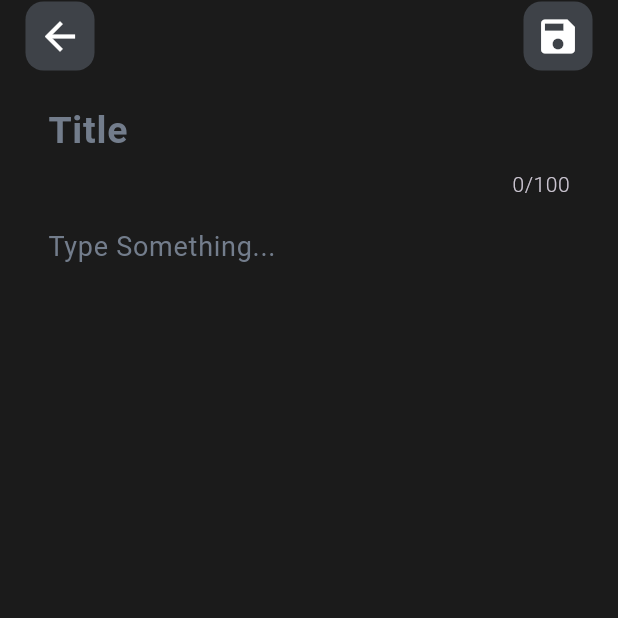
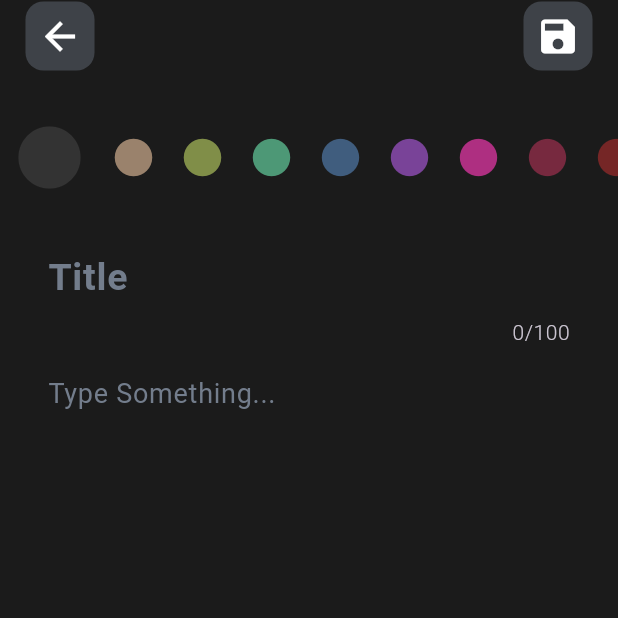
Before and after one commit to JideDavid/JotIt, a Flutter app: the screen it shows after launch, after a tap on the "add" icon, on a phone screen of 412 x 824 dp, the top half of it. Run offline on Flutter 3.47's test engine with Material 3 defaults, Android fonts, the phone set to English and light mode, and no system bars; our stand-ins replace hive, hive_flutter, internet_connection_checker_plus, local_auth; missing offline and left inert: local_auth_android; accounts and stored records are empty; Roboto replaces fonts that are missing (HelveticaNowDisplay).

Commit message:
complete local note storage

```diff
--- a/lib/core/base/app_providers.dart
+++ b/lib/core/base/app_providers.dart
@@ -1,4 +1,5 @@
 import 'package:hive/hive.dart';
+import 'package:jot_it/features/notes/repository/notes_repo.dart';
 import 'package:provider/provider.dart';
 import 'package:provider/single_child_widget.dart';
 import '../../features/auth/repository/auth_repository.dart';
@@ -13,7 +14,7 @@ class AppProviders {
 
   List<SingleChildWidget> get(Box<dynamic> authBox, Box<dynamic> noteBox){
 
-    final localStorage = HiveLocalStorageService(authBox,);
+    final localStorage = HiveLocalStorageService(authBox, noteBox);
     return [
       // core providers --------------------------------------------------
       Provider(create: (_) => MockAuthService()),
@@ -39,8 +40,10 @@ class AppProviders {
       ),
 
       // note providers --------------------------------------------------
+      Provider(create: (context) => NotesRepo(localStorageService: context.read<HiveLocalStorageService>())),
+
       ChangeNotifierProvider(
-        create: (context) => NoteViewModel(),
+        create: (context) => NoteViewModel(notesRepo: context.read<NotesRepo>()),
       ),
 
     ];
--- a/lib/core/constants/colors.dart
+++ b/lib/core/constants/colors.dart
@@ -3,6 +3,18 @@ import 'package:flutter/material.dart';
 class ZColors {
   // Transparent
   static const Color transparent = Colors.transparent;
+
+  // Note colors
+  static const Color noteColor1 = Color(0xff333333);
+  static const Color noteColor2 = Color(0xff9a826c);
+  static const Color noteColor3 = Color(0xff808e48);
+  static const Color noteColor4 = Color(0xff4d9876);
+  static const Color noteColor5 = Color(0xff405d7e);
+  static const Color noteColor6 = Color(0xff794398);
+  static const Color noteColor7 = Color(0xffae2f81);
+  static const Color noteColor8 = Color(0xff77293f);
+  static const Color noteColor9 = Color(0xff752626);
+
 
   // App theme colors
   static const Color defaultNoteColor = Color(0xff333333);
--- a/lib/core/services/local_storage_service.dart
+++ b/lib/core/services/local_storage_service.dart
@@ -1,3 +1,5 @@
+
+import 'package:jot_it/features/notes/model/note.dart';
 
 import '../../features/auth/model/user_model.dart';
 
@@ -10,6 +12,10 @@ abstract class LocalStorageService {
   UserModel? getUser();
   Future<void> deleteUser();
 
+  Future<void> saveNotes(List<Note> notes, String key);
+  List<Note> getNotes(String key);
+  Future<void> deleteNotes( String key );
+
   Future<void> clearAll();
 
   Future<void> saveBiometricEnabled(bool enabled);
--- a/lib/features/notes/model/note_model.dart
+++ b/lib/features/notes/model/note.dart
@@ -1,13 +1,10 @@
-
-import 'dart:ui';
-
 import 'package:hive/hive.dart';
 import '../../../core/constants/colors.dart';
 import '../../../core/constants/z_strings.dart';
-part 'note_model.g.dart';
+part 'note.g.dart';
 
 @HiveType(typeId: ZStrings.noteModelTypeId)
-class NoteModel {
+class Note {
   @HiveField(0)
   final String id;
   @HiveField(1)
@@ -17,13 +14,13 @@ class NoteModel {
   @HiveField(3)
   final DateTime timestamp;
   @HiveField(4)
-  final Color color;
+  final int color;
   @HiveField(5)
   final bool isLocked;
 
 
 
-  NoteModel({
+  Note({
     required this.id,
     required this.title,
     required this.body,
@@ -32,8 +29,8 @@ class NoteModel {
     required this.isLocked,
   });
 
-  factory NoteModel.fromJson(Map<String, dynamic> json) {
-    return NoteModel(
+  factory Note.fromJson(Map<String, dynamic> json) {
+    return Note(
       id: json['id'] ?? '',
       title: json['title'] ?? '',
       body: json['body'] ?? '',
--- /dev/null
+++ b/lib/features/notes/repository/notes_repo.dart
@@ -0,0 +1,19 @@
+import 'package:jot_it/core/services/local_storage_service.dart';
+import 'package:jot_it/features/notes/model/note.dart';
+
+class NotesRepo {
+  final LocalStorageService localStorageService;
+  NotesRepo({required this.localStorageService});
+
+  Future<void> saveNotes(List<Note> notes, String key)async{
+    await localStorageService.saveNotes(notes, key);
+  }
+
+  List<Note> getNotes(String key){
+    return localStorageService.getNotes(key);
+  }
+
+  Future<void> deleteNotes(String key) async{
+    localStorageService.deleteNotes(key);
+  }
+}
--- a/lib/features/notes/view-model/note_view_model.dart
+++ b/lib/features/notes/view-model/note_view_model.dart
@@ -1,80 +1,117 @@
 
 import 'package:flutter/material.dart';
 import 'package:jot_it/core/constants/colors.dart';
-import 'package:jot_it/features/notes/model/note_model.dart';
+import 'package:jot_it/features/notes/model/note.dart';
+import 'package:jot_it/features/notes/repository/notes_repo.dart';
 
 import '../../../core/utils/l_printer.dart';
 import '../../../core/utils/random_id_generator.dart';
 import '../view/note_page.dart';
 
 class NoteViewModel extends ChangeNotifier {
-  final List<NoteModel> _allNotes = [];
-  List<NoteModel> get allNotes => _allNotes;
+  final NotesRepo _notesRepo;
+  NoteViewModel({required NotesRepo notesRepo}) : _notesRepo = notesRepo;
 
-  NoteModel? _openedNote;
-  NoteModel? get openedNote => _openedNote;
+  List<Note> _allNotes = [];
+  List<Note> get allNotes => _allNotes;
+
+  Note? _openedNote;
+  Note? get openedNote => _openedNote;
 
 
   TextEditingController titleController = TextEditingController();
   TextEditingController bodyController = TextEditingController();
+  final List<Color> _colors = [
+    ZColors.noteColor1,
+    ZColors.noteColor2,
+    ZColors.noteColor3,
+    ZColors.noteColor4,
+    ZColors.noteColor5,
+    ZColors.noteColor6,
+    ZColors.noteColor7,
+    ZColors.noteColor8,
+    ZColors.noteColor9,
+  ];
+  List<Color> get colors => _colors;
 
+  int _selectedColor = 0;
+  int get selectedColor => _selectedColor;
 
-  void openNote(BuildContext context, NoteModel? note){
+  void selectColor(int index){
+   _selectedColor = index;
+   notifyListeners();
+  }
+
+  void setColor(){
+    if (_openedNote == null) {
+      _selectedColor = 0;
+      notifyListeners();
+    } else {
+      _selectedColor = _openedNote!.color;
+      notifyListeners();
+    }
+
+  }
+
+  void openNote(BuildContext context, Note? note){
     _openedNote = note;
     titleController.text = note?.title ?? '';
     bodyController.text = note?.body ?? '';
+    setColor();
     notifyListeners();
     ZPrint('note opened');
     Navigator.push(context, MaterialPageRoute(builder: (context) => NotePage()));
   }
 
-  void saveNote(){
+  Future<void> saveNote() async {
     if(titleController.text.isEmpty && bodyController.text.isEmpty){
       return;
     }
 
     if(_openedNote != null){
       // update note
-      NoteModel? note = getNoteById(_openedNote!.id);
+      Note? note = getNoteById(_openedNote!.id);
       if(note == null) return;
-      NoteModel? updatedNote = NoteModel(
+      Note? updatedNote = Note(
           id: note.id,
           title: titleController.text,
           body: bodyController.text,
           timestamp: DateTime.now(),
-          color: ZColors.defaultNoteColor,
+          color: _selectedColor,
           isLocked: false
       );
       _allNotes.remove(note);
       _allNotes.add(updatedNote);
       _openedNote = updatedNote;
+      _allNotes = await updateLocalStorage(_allNotes, "all");
       notifyListeners();
+      ZPrint('note updated for notifier');
     }
     else{
-      NoteModel note = NoteModel(
+      Note note = Note(
           id: RandomId().generate(),
           title: titleController.text,
           body: bodyController.text,
           timestamp: DateTime.now(),
-          color: ZColors.defaultNoteColor,
+          color: _selectedColor,
           isLocked: false);
       _allNotes.add(note);
       _openedNote = note;
+      _allNotes = await updateLocalStorage(_allNotes, "all");
       notifyListeners();
+      ZPrint('note saved for notifier');
     }
-
-    ZPrint('note saved');
   }
 
   void deleteNote(String id){
-    NoteModel? note = getNoteById(id);
+    Note? note = getNoteById(id);
     if(note == null) return;
     _allNotes.remove(note);
     notifyListeners();
     ZPrint('note deleted');
   }
 
-  void setOpenedNote(NoteModel? note){
+  void setOpenedNote(Note? note){
     _openedNote = note;
     titleController.text = note?.title ?? '';
     bodyController.text = note?.body ?? '';
@@ -83,11 +120,13 @@ class NoteViewModel extends ChangeNotifier {
   }
 
   bool isUpdated(){
+    // if note is null and title and body are empty
     if(_openedNote == null && titleController.text.isEmpty && bodyController.text.isEmpty) return true;
 
+    // if note is not null and title or body are empty
     if(_openedNote == null && titleController.text.isEmpty || _openedNote == null && bodyController.text.isEmpty) return false;
 
-    NoteModel? note = getNoteById(_openedNote!.id);
+    Note? note = getNoteById(_openedNote!.id);
 
     if(note == null) return true;
 
@@ -97,7 +136,7 @@ class NoteViewModel extends ChangeNotifier {
     return false;
   }
 
-  NoteModel? getNoteById(String id) {
+  Note? getNoteById(String id) {
     try {
       return _allNotes.firstWhere((note) => note.id == id);
     } catch (e) {
@@ -105,4 +144,17 @@ class NoteViewModel extends ChangeNotifier {
     }
   }
 
+  Future<List<Note>> updateLocalStorage(List<Note> notes, String key) async{
+    await _notesRepo.saveNotes(notes, key);
+    return _notesRepo.getNotes(key);
+  }
+
+  Future<void> getNotesFromLocalStorage() async{
+    ZPrint("getting all notes from local");
+    _allNotes = _notesRepo.getNotes("all");
+    notifyListeners();
+    ZPrint("all noted retrieved from local");
+
+  }
+
 }
--- a/lib/features/notes/view/homepage.dart
+++ b/lib/features/notes/view/homepage.dart
@@ -18,10 +18,18 @@ class Homepage extends StatefulWidget {
 int? selectedIndex;
 
 class _HomepageState extends State<Homepage> {
+
+  @override
+  void initState() {
+    super.initState();
+    // post frame callback
+    WidgetsBinding.instance.addPostFrameCallback((_){
+      context.read<NoteViewModel>().getNotesFromLocalStorage();
+    });
+  }
   @override
   Widget build(BuildContext context) {
     final noteVM = context.watch<NoteViewModel>();
-
     return Scaffold(
       floatingActionButton: FloatingActionButton(
         onPressed: (){
@@ -96,7 +104,6 @@ class _HomepageState extends State<Homepage> {
                                 setState(() {
                                   selectedIndex = index;
                                 });
-                                ZPrint('long press');
                               },
                               child: Container(
                                 constraints: BoxConstraints(
@@ -104,7 +111,7 @@ class _HomepageState extends State<Homepage> {
                                 ),
                                 width: SizeConfig.screenWidth,
                                 decoration: BoxDecoration(
-                                  color: selectedIndex == index ? ZColors.error : ZColors.defaultNoteColor,
+                                  color: selectedIndex == index ? ZColors.error : noteVM.colors[note.color],
                                   borderRadius: BorderRadius.circular(ZSizes.borderRadiusMd),
                                 ),
                                 child: Padding(
--- a/lib/features/notes/view/note_page.dart
+++ b/lib/features/notes/view/note_page.dart
@@ -121,6 +121,25 @@ class _NotePageState extends State<NotePage> {
 
                 SizedBox(height: ZSizes.paddingSpaceLg),
 
+                // Color Picker
+                SizedBox(
+              width: SizeConfig.screenWidth,
+              height: SizeConfig.screenHeight * 0.1,
+              child: ListView.builder(
+                  scrollDirection: Axis.horizontal, itemCount: noteVM.colors.length, itemBuilder: (context, index){
+                return GestureDetector(
+                  onTap: (){
+                    noteVM.selectColor(index);
+                  },
+                  child: Padding(
+                      padding: const EdgeInsets.symmetric(horizontal: ZSizes.paddingSpaceMd),
+                      child: Icon(Icons.circle, color: noteVM.colors[index],size: noteVM.selectedColor == index ? 50 : 30,)
+                  ),
+                );}),
+            ),
+
+                SizedBox(height: ZSizes.paddingSpaceLg),
+
                 // Title
                 Padding(
                   padding: const EdgeInsets.symmetric(
--- a/lib/main.dart
+++ b/lib/main.dart
@@ -8,7 +8,7 @@ import 'core/base/app_providers.dart';
 import 'core/constants/z_strings.dart';
 import 'core/theme/theme.dart';
 import 'features/auth/view/splash_screen.dart';
-import 'features/notes/model/note_model.dart';
+import 'features/notes/model/note.dart';
 
 void main() async{
   WidgetsFlutterBinding.ensureInitialized();
@@ -22,7 +22,7 @@ void main() async{
 
   // Register Hive adapters ----------------------------------------------------
   Hive.registerAdapter(UserModelAdapter(),);
-  Hive.registerAdapter(NoteModelAdapter());
+  Hive.registerAdapter(NoteAdapter());
 
   // Open Boxes here -----------------------------------------------------------
   final authBox = await Hive.openBox(ZStrings.authBox);
```
Also changed, not shown: lib/core/services/hive_local_storage_service.dart (+31 -10 lines), lib/features/notes/model/note.g.dart.
